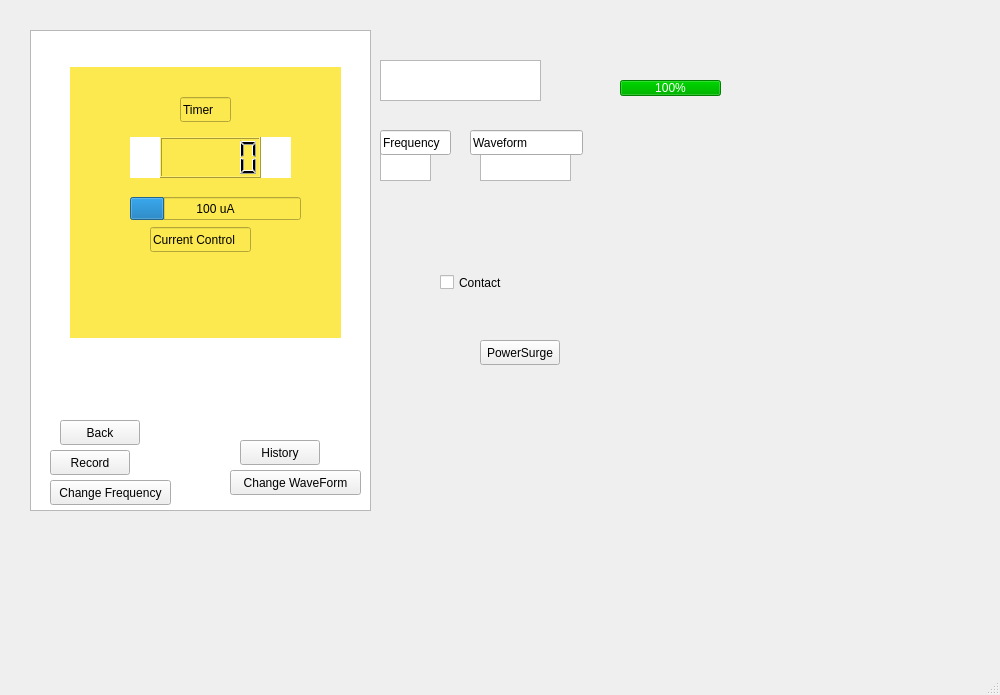
The window that mainwindow.ui (Hall-Andrew/CESDEVICE-3004FinalProject) describes before a commit, drawn with Qt 5.
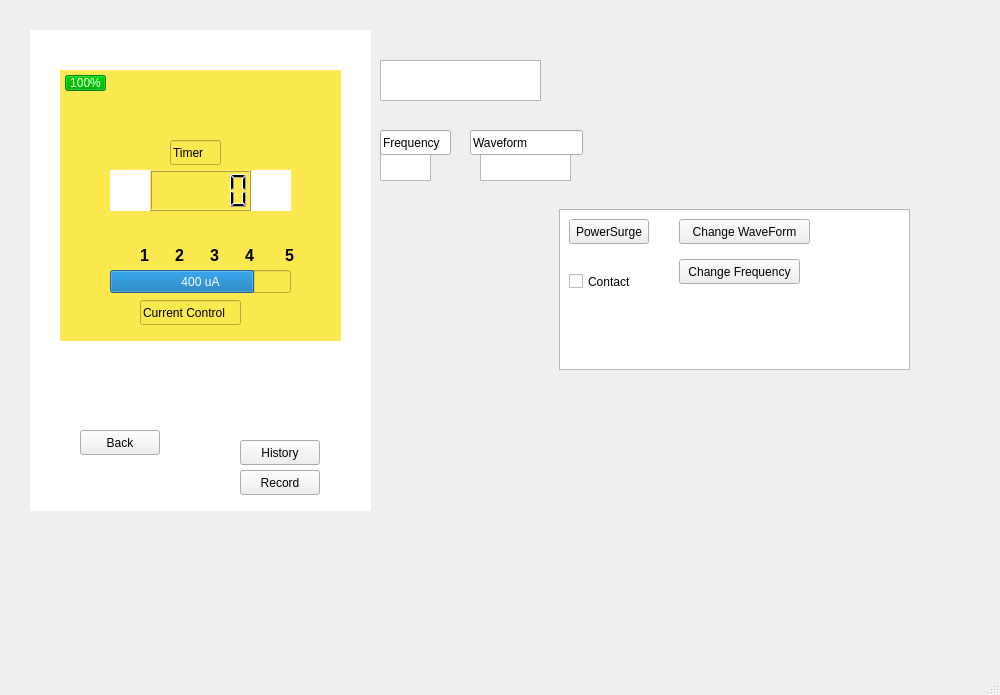
The same window after the commit. Icons and pictures are not drawn.

The edit to the form file:
```diff
--- a/mainwindow.ui
+++ b/mainwindow.ui
@@ -65,7 +65,7 @@
    <widget class="QPushButton" name="UpButton">
     <property name="geometry">
      <rect>
-      <x>120</x>
+      <x>230</x>
       <y>360</y>
       <width>61</width>
       <height>51</height>
@@ -89,7 +89,7 @@
    <widget class="QPushButton" name="DownButton">
     <property name="geometry">
      <rect>
-      <x>230</x>
+      <x>115</x>
       <y>360</y>
       <width>51</width>
       <height>51</height>
@@ -113,7 +113,7 @@
    <widget class="QPushButton" name="LockButton">
     <property name="geometry">
      <rect>
-      <x>280</x>
+      <x>286</x>
       <y>360</y>
       <width>61</width>
       <height>51</height>
@@ -134,19 +134,6 @@
      <string/>
     </property>
    </widget>
-   <widget class="QCheckBox" name="ContactButton">
-    <property name="geometry">
-     <rect>
-      <x>440</x>
-      <y>270</y>
-      <width>80</width>
-      <height>25</height>
-     </rect>
-    </property>
-    <property name="text">
-     <string>Contact</string>
-    </property>
-   </widget>
    <widget class="QPushButton" name="EnterButton">
     <property name="geometry">
      <rect>
@@ -173,8 +160,8 @@
    <widget class="QPushButton" name="BackButton">
     <property name="geometry">
      <rect>
-      <x>60</x>
-      <y>420</y>
+      <x>80</x>
+      <y>430</y>
       <width>80</width>
       <height>25</height>
      </rect>
@@ -186,9 +173,9 @@
    <widget class="QStackedWidget" name="StackedWidget">
     <property name="geometry">
      <rect>
-      <x>70</x>
-      <y>67</y>
-      <width>271</width>
+      <x>60</x>
+      <y>70</y>
+      <width>281</width>
       <height>271</height>
      </rect>
     </property>
@@ -231,9 +218,9 @@
      <widget class="QProgressBar" name="ProgressBarWidget">
       <property name="geometry">
        <rect>
-        <x>60</x>
-        <y>130</y>
-        <width>171</width>
+        <x>50</x>
+        <y>200</y>
+        <width>181</width>
         <height>23</height>
        </rect>
       </property>
@@ -244,7 +231,7 @@
        <number>500</number>
       </property>
       <property name="value">
-       <number>100</number>
+       <number>400</number>
       </property>
       <property name="textVisible">
        <bool>true</bool>
@@ -256,9 +243,9 @@
      <widget class="QLabel" name="TimeLabel">
       <property name="geometry">
        <rect>
-        <x>60</x>
-        <y>70</y>
-        <width>161</width>
+        <x>50</x>
+        <y>100</y>
+        <width>181</width>
         <height>41</height>
        </rect>
       </property>
@@ -273,7 +260,7 @@
       <property name="geometry">
        <rect>
         <x>80</x>
-        <y>160</y>
+        <y>230</y>
         <width>101</width>
         <height>25</height>
        </rect>
@@ -286,7 +273,7 @@
       <property name="geometry">
        <rect>
         <x>110</x>
-        <y>30</y>
+        <y>70</y>
         <width>51</width>
         <height>25</height>
        </rect>
@@ -299,12 +286,135 @@
       <property name="geometry">
        <rect>
         <x>90</x>
-        <y>70</y>
+        <y>100</y>
         <width>101</width>
         <height>41</height>
        </rect>
       </property>
      </widget>
+     <widget class="QProgressBar" name="batteryPercentageBar">
+      <property name="geometry">
+       <rect>
+        <x>5</x>
+        <y>5</y>
+        <width>41</width>
+        <height>16</height>
+       </rect>
+      </property>
+      <property name="styleSheet">
+       <string notr="true">selection-background-color: #00b300; 
+background-color: #FFF;</string>
+      </property>
+      <property name="value">
+       <number>100</number>
+      </property>
+      <property name="invertedAppearance">
+       <bool>false</bool>
+      </property>
+      <property name="format">
+       <string>%p%</string>
+      </property>
+     </widget>
+     <widget class="QLabel" name="levelOne">
+      <property name="geometry">
+       <rect>
+        <x>80</x>
+        <y>175</y>
+        <width>21</width>
+        <height>21</height>
+       </rect>
+      </property>
+      <property name="font">
+       <font>
+        <pointsize>12</pointsize>
+        <weight>75</weight>
+        <bold>true</bold>
+       </font>
+      </property>
+      <property name="text">
+       <string>1</string>
+      </property>
+     </widget>
+     <widget class="QLabel" name="levelOne_2">
+      <property name="geometry">
+       <rect>
+        <x>115</x>
+        <y>175</y>
+        <width>21</width>
+        <height>21</height>
+       </rect>
+      </property>
+      <property name="font">
+       <font>
+        <pointsize>12</pointsize>
+        <weight>75</weight>
+        <bold>true</bold>
+       </font>
+      </property>
+      <property name="text">
+       <string>2</string>
+      </property>
+     </widget>
+     <widget class="QLabel" name="levelOne_3">
+      <property name="geometry">
+       <rect>
+        <x>150</x>
+        <y>175</y>
+        <width>21</width>
+        <height>21</height>
+       </rect>
+      </property>
+      <property name="font">
+       <font>
+        <pointsize>12</pointsize>
+        <weight>75</weight>
+        <bold>true</bold>
+       </font>
+      </property>
+      <property name="text">
+       <string>3</string>
+      </property>
+     </widget>
+     <widget class="QLabel" name="levelOne_4">
+      <property name="geometry">
+       <rect>
+        <x>185</x>
+        <y>175</y>
+        <width>21</width>
+        <height>21</height>
+       </rect>
+      </property>
+      <property name="font">
+       <font>
+        <pointsize>12</pointsize>
+        <weight>75</weight>
+        <bold>true</bold>
+       </font>
+      </property>
+      <property name="text">
+       <string>4</string>
+      </property>
+     </widget>
+     <widget class="QLabel" name="levelOne_5">
+      <property name="geometry">
+       <rect>
+        <x>225</x>
+        <y>175</y>
+        <width>21</width>
+        <height>21</height>
+       </rect>
+      </property>
+      <property name="font">
+       <font>
+        <pointsize>12</pointsize>
+        <weight>75</weight>
+        <bold>true</bold>
+       </font>
+      </property>
+      <property name="text">
+       <string>5</string>
+      </property>
+     </widget>
     </widget>
     <widget class="QWidget" name="recor_history">
      <widget class="QListWidget" name="recordhistory">
@@ -336,8 +446,8 @@
    <widget class="QPushButton" name="Record">
     <property name="geometry">
      <rect>
-      <x>50</x>
-      <y>450</y>
+      <x>240</x>
+      <y>470</y>
       <width>80</width>
       <height>25</height>
      </rect>
@@ -369,32 +479,6 @@
      <string>History</string>
     </property>
    </widget>
-   <widget class="QPushButton" name="ChangeFrequency">
-    <property name="geometry">
-     <rect>
-      <x>50</x>
-      <y>480</y>
-      <width>121</width>
-      <height>25</height>
-     </rect>
-    </property>
-    <property name="text">
-     <string>Change Frequency</string>
-    </property>
-   </widget>
-   <widget class="QPushButton" name="ChangeWaveform">
-    <property name="geometry">
-     <rect>
-      <x>230</x>
-      <y>470</y>
-      <width>131</width>
-      <height>25</height>
-     </rect>
-    </property>
-    <property name="text">
-     <string>Change WaveForm</string>
-    </property>
-   </widget>
    <widget class="QTextEdit" name="Frequncy">
     <property name="geometry">
      <rect>
@@ -441,42 +525,6 @@
      <string>Waveform</string>
     </property>
    </widget>
-   <widget class="QProgressBar" name="batteryPercentageBar">
-    <property name="geometry">
-     <rect>
-      <x>620</x>
-      <y>80</y>
-      <width>101</width>
-      <height>16</height>
-     </rect>
-    </property>
-    <property name="styleSheet">
-     <string notr="true">selection-background-color: #00b300; 
-background-color: #FFF;</string>
-    </property>
-    <property name="value">
-     <number>100</number>
-    </property>
-    <property name="invertedAppearance">
-     <bool>false</bool>
-    </property>
-    <property name="format">
-     <string>%p%</string>
-    </property>
-   </widget>
-   <widget class="QPushButton" name="PowerSurgeButton">
-    <property name="geometry">
-     <rect>
-      <x>480</x>
-      <y>340</y>
-      <width>80</width>
-      <height>25</height>
-     </rect>
-    </property>
-    <property name="text">
-     <string>PowerSurge</string>
-    </property>
-   </widget>
    <widget class="QGraphicsView" name="graphicsView">
     <property name="geometry">
      <rect>
@@ -501,12 +549,85 @@
     <property name="styleSheet">
      <string notr="true">background-image: url(:/deviceSkinAsset/CRA-Power.png);
 background-repeat:none;
+border-radius: 45px;
 </string>
     </property>
     <property name="sizeAdjustPolicy">
      <enum>QAbstractScrollArea::AdjustToContents</enum>
     </property>
    </widget>
+   <widget class="QWidget" name="widget_3" native="true">
+    <property name="geometry">
+     <rect>
+      <x>559</x>
+      <y>209</y>
+      <width>351</width>
+      <height>161</height>
+     </rect>
+    </property>
+    <widget class="QGraphicsView" name="graphicsView_2">
+     <property name="geometry">
+      <rect>
+       <x>0</x>
+       <y>0</y>
+       <width>351</width>
+       <height>161</height>
+      </rect>
+     </property>
+    </widget>
+    <widget class="QPushButton" name="PowerSurgeButton">
+     <property name="geometry">
+      <rect>
+       <x>10</x>
+       <y>10</y>
+       <width>80</width>
+       <height>25</height>
+      </rect>
+     </property>
+     <property name="text">
+      <string>PowerSurge</string>
+     </property>
+    </widget>
+    <widget class="QCheckBox" name="ContactButton">
+     <property name="geometry">
+      <rect>
+       <x>10</x>
+       <y>60</y>
+       <width>80</width>
+       <height>25</height>
+      </rect>
+     </property>
+     <property name="text">
+      <string>Contact</string>
+     </property>
+    </widget>
+    <widget class="QPushButton" name="ChangeWaveform">
+     <property name="geometry">
+      <rect>
+       <x>120</x>
+       <y>10</y>
+       <width>131</width>
+       <height>25</height>
+      </rect>
+     </property>
+     <property name="text">
+      <string>Change WaveForm</string>
+     </property>
+    </widget>
+    <widget class="QPushButton" name="ChangeFrequency">
+     <property name="geometry">
+      <rect>
+       <x>120</x>
+       <y>50</y>
+       <width>121</width>
+       <height>25</height>
+      </rect>
+     </property>
+     <property name="text">
+      <string>Change Frequency</string>
+     </property>
+    </widget>
+   </widget>
    <zorder>graphicsView</zorder>
    <zorder>TurnOnOffButton</zorder>
    <zorder>TimerButton</zorder>
```
Left out of the diff: 6 changed lines with no effect on the pictures.
